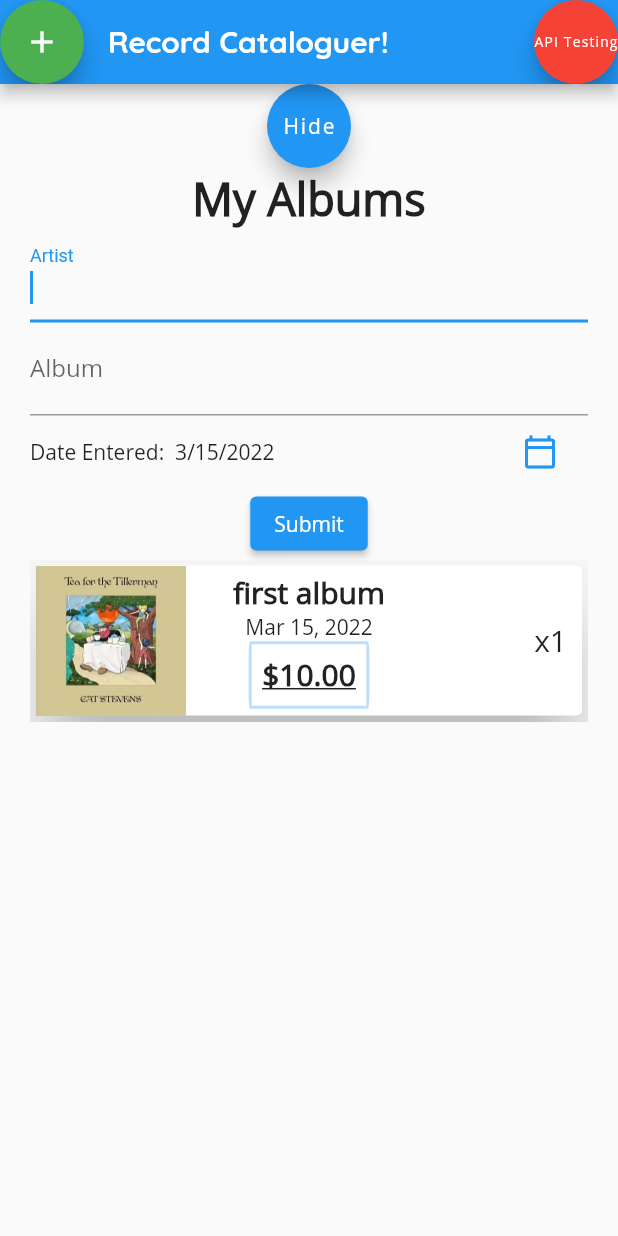
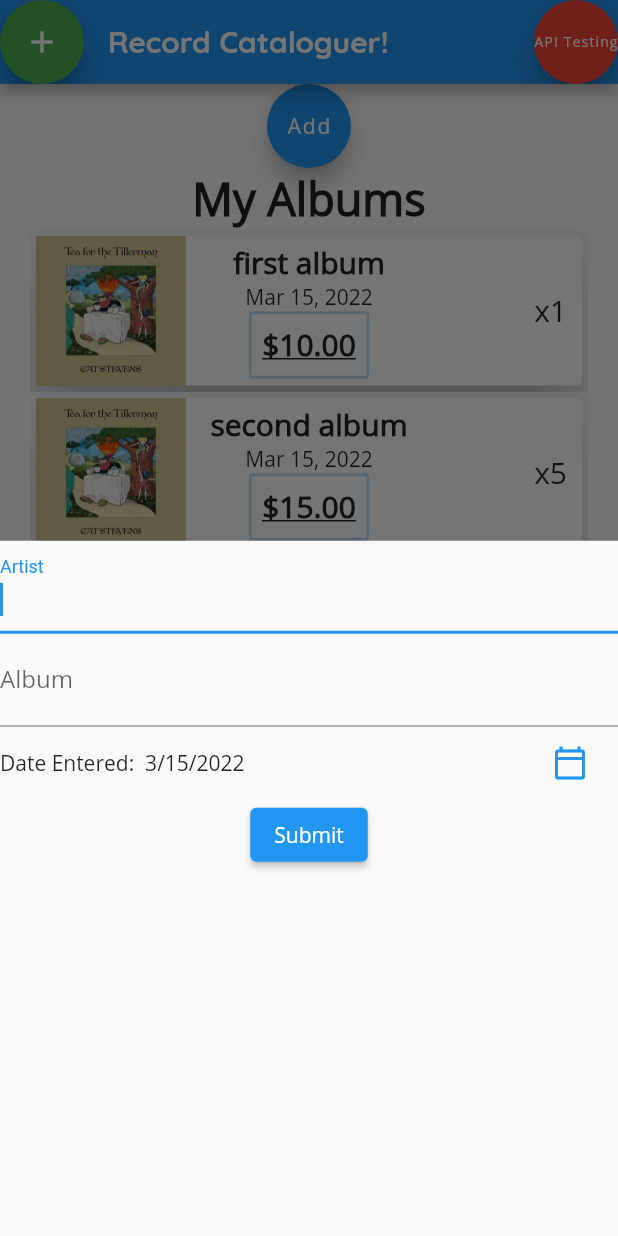
Before and after one commit to composer6251/record_cataloguer_flutter, a Flutter app: the screen it shows after launch, after a tap on "Add", on a phone screen of 412 x 824 dp. Run offline on Flutter 3.47's test engine with Material 2 defaults, Android fonts, the phone set to English and light mode, and no system bars; missing offline and left inert: flutter_barcode_scanner; Roboto replaces fonts that are missing (Times New Roman).

Commit message:
Adding Modal Sheet, fixing bug on new album added on bottom of list.

```diff
--- a/lib/data/album_list_data.dart
+++ b/lib/data/album_list_data.dart
@@ -1,13 +1,4 @@
-
 import 'package:record_cataloguer/model/album.dart';
-
-// class AlbumListData {
-//
-//   List<AlbumModel> getAlbums() {
-//     return albums;
-//   }
-
-// todo: Implement Mock Data Class instead of having data in album_list_view
 
   List<Album> albumList = [
     Album(
@@ -19,45 +10,50 @@ import 'package:record_cataloguer/model/album.dart';
         albumQuantity: 1,
         upc: BigInt.from(123456),
         scannedDate: DateTime.now()),
-    // AlbumModel(
-    //   //  albumImage: Image.asset('images/diamond.png'),
-    //     albumImage: 'diamond.png',
-    //     albumArtist: 'artist',
-    //     albumName: 'second album',
-    //     albumPrice: 15.00,
-    //     albumQuantity: 5,
-    //     upc: BigInt.from(123456)),
-    // AlbumModel(
-    //   // albumImage: Image.asset('images/diamond.png'),
-    //     albumImage: 'diamond.png',
-    //     albumArtist: 'artist',
-    //     albumName: 'third album',
-    //     albumPrice: 25.00,
-    //     albumQuantity: 1,
-    //     upc: BigInt.from(123456)),
-    // AlbumModel(
+    Album(
+      //  albumImage: Image.asset('images/diamond.png'),
+        albumImage: 'diamond.png',
+        albumArtist: 'artist',
+        albumName: 'second album',
+        albumPrice: 15.00,
+        albumQuantity: 5,
+        upc: BigInt.from(123456),
+        scannedDate: DateTime.now()),
+    Album(
+      // albumImage: Image.asset('images/diamond.png'),
+        albumImage: 'diamond.png',
+        albumArtist: 'artist',
+        albumName: 'third album',
+        albumPrice: 25.00,
+        albumQuantity: 1,
+        upc: BigInt.from(123456),
+        scannedDate: DateTime.now()),
+    // Album(
     //   //  albumImage: Image.asset('images/diamond.png'),
     //     albumImage: 'diamond.png',
     //     albumArtist: 'artist',
     //     albumName: 'fourth album',
     //     albumPrice: 35.00,
     //     albumQuantity: 5,
-    //     upc: BigInt.from(123456)),
-    // AlbumModel(
+    //     upc: BigInt.from(123456),
+    //     scannedDate: DateTime.now()),
+    // Album(
     //   // albumImage: Image.asset('images/diamond.png'),
     //     albumImage: 'diamond.png',
     //     albumArtist: 'artist',
     //     albumName: 'fifth album',
     //     albumPrice: 20.00,
     //     albumQuantity: 1,
-    //     upc: BigInt.from(123456)),
-    // AlbumModel(
+    //     upc: BigInt.from(123456),
+    //     scannedDate: DateTime.now()),
+    // Album(
     //   //  albumImage: Image.asset('images/diamond.png'),
     //     albumImage: 'diamond.png',
     //     albumArtist: 'artist',
     //     albumName: 'sixth album',
     //     albumPrice: 25.00,
     //     albumQuantity: 5,
-    //     upc: BigInt.from(123456)),
+    //     upc: BigInt.from(123456),
+    //     scannedDate: DateTime.now()),
   ];
-// }
+ // }
--- a/lib/screens/manage_my_albums_screen.dart
+++ b/lib/screens/manage_my_albums_screen.dart
@@ -1,4 +1,5 @@
 import 'package:flutter/material.dart';
+import 'package:record_cataloguer/data/album_list_data.dart';
 import 'package:record_cataloguer/widgets/add_album_widget.dart';
 import 'package:record_cataloguer/widgets/album_list_widget.dart';
 import 'package:http/http.dart' as http;
@@ -19,18 +20,7 @@ class ManageMyAlbumsScreen extends StatefulWidget {
 }
 
 class _ManageMyAlbumsScreenState extends State<ManageMyAlbumsScreen> {
-
-  List<Album> albums = [
-    Album(
-      // albumImage: Image.asset('images/diamond.png'),
-        albumImage: 'diamond.png',
-        albumArtist: 'ArtistName',
-        albumName: 'first album',
-        albumPrice: 10.00,
-        albumQuantity: 1,
-        upc: BigInt.from(123456),
-        scannedDate: DateTime.now()),
-  ];
+    List<Album> albums = albumList;
 
   // set up alert dialog box
   showAlertDialog(BuildContext ctx){
@@ -50,10 +40,6 @@ class _ManageMyAlbumsScreenState extends State<ManageMyAlbumsScreen> {
 
   void _addNewAlbum(String artist, String album, DateTime date){
 
-    // todo: Create API service for HTTP
-    // final url = Uri.parse('http://localhost:8080/test');
-    // http.get(url);
-
     if(artist == '' || album == ''){
       // todo: Save input text if erroring out
       showAlertDialog(context);
@@ -68,7 +54,7 @@ class _ManageMyAlbumsScreenState extends State<ManageMyAlbumsScreen> {
         scannedDate: date);
 
     setState(() {
-      albums.add(newAlbum);
+      albums.insert(0, newAlbum);
     });
   }
 
@@ -79,6 +65,12 @@ class _ManageMyAlbumsScreenState extends State<ManageMyAlbumsScreen> {
     });
   }
 
+  openAddAlbumModal(BuildContext ctx) {
+    showModalBottomSheet(context: ctx, builder: (_) {
+      return AddAlbumWidget(_addNewAlbum);
+    },);
+  }
+
   @override
   Widget build(BuildContext context) {
     return Container(
@@ -87,7 +79,10 @@ class _ManageMyAlbumsScreenState extends State<ManageMyAlbumsScreen> {
         child: Column(
             children: [
               FloatingActionButton(
-                onPressed: () => { setPageState() },
+                onPressed: () => {
+                //  setPageState()
+                  openAddAlbumModal(context)
+                },
                 child: showAddAlbumWidget ? Text('Hide') : Text('Add'),
               ),
               Title(
--- a/lib/widgets/add_album_widget.dart
+++ b/lib/widgets/add_album_widget.dart
@@ -74,8 +74,8 @@ class _AddAlbumWidgetState extends State<AddAlbumWidget> {
         ElevatedButton(
           onPressed: () {
             // Testing
-            widget.addNewAlbum();
-          //  widget.addNewAlbum(_artistNameController.text, _albumNameController.text, _selectedDate);
+          //  widget.addNewAlbum(); //todo: For API Testing
+            widget.addNewAlbum(_artistNameController.text, _albumNameController.text, _selectedDate);
             FocusManager.instance.primaryFocus?.unfocus();
           },
           child: const Text("Submit"),
```
Also changed, not shown: lib/screens/my_albums_screen.dart (added).
